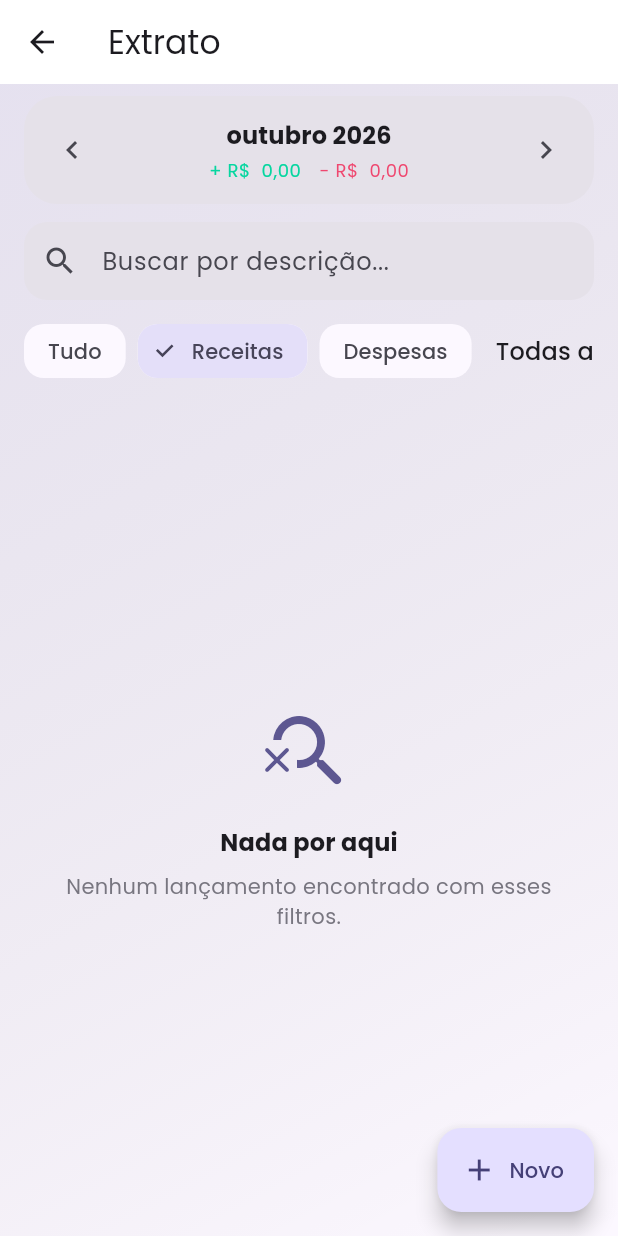
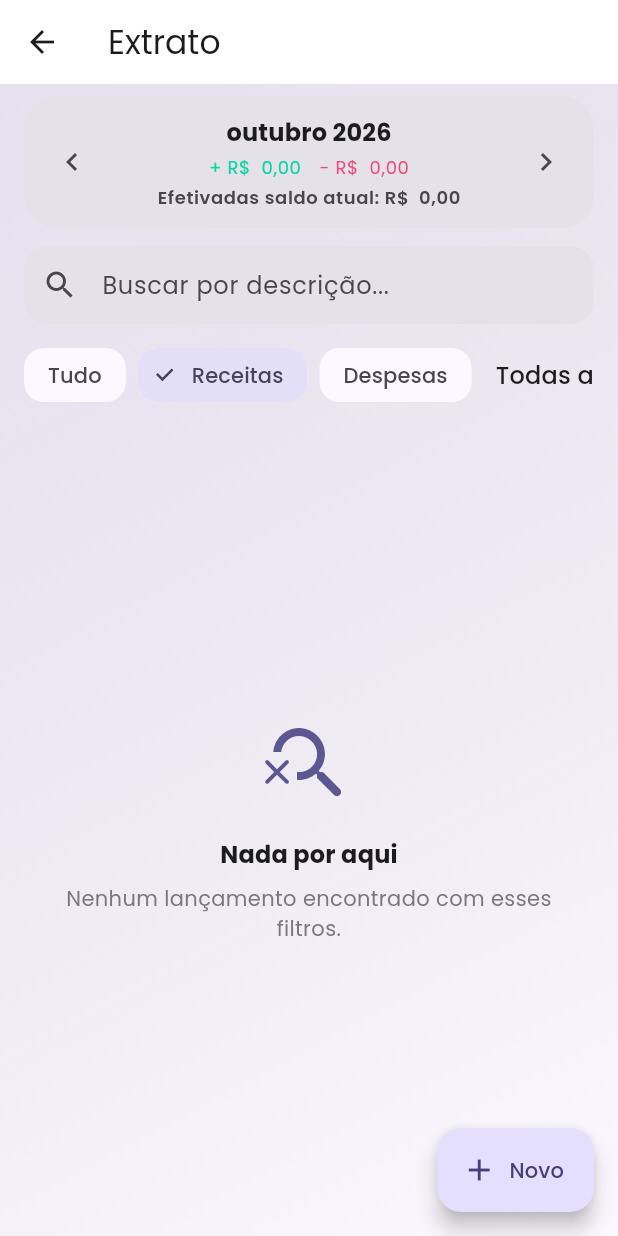
Before and after one commit to zmove-digital/zoom, a Flutter app: the TransactionsScreen screen opened directly, on a phone screen of 412 x 824 dp. Run offline on Flutter 3.47's test engine with Material 3 defaults, Android fonts, the phone set to English and light mode, and no system bars; our stand-ins replace audioplayers, file_picker, fl_chart, flutter_colorpicker, flutter_local_notifications, flutter_timezone and 4 more; missing offline and left inert: pointycastle.

Commit message:
feat: saldo das transacoes efetivadas no cabecalho do extrato

```diff
--- a/lib/screens/transactions/transactions_screen.dart
+++ b/lib/screens/transactions/transactions_screen.dart
@@ -69,6 +69,11 @@ class _TransactionsScreenState extends State<TransactionsScreen> {
     final double income = finance.sumFor(list, TransactionType.income);
     final double expense = finance.sumFor(list, TransactionType.expense);
 
+    double settledBalance = 0;
+    for (final Transaction t in list) {
+      if (t.isSettled) settledBalance += t.signedAmount;
+    }
+
     return AppScaffold(
       title: 'Extrato',
       body: CustomScrollView(
@@ -78,7 +83,7 @@ class _TransactionsScreenState extends State<TransactionsScreen> {
             sliver: SliverToBoxAdapter(
               child: Column(
                 children: <Widget>[
-                  _monthSelector(theme, sym, income, expense),
+                  _monthSelector(theme, sym, income, expense, settledBalance),
                   const SizedBox(height: 12),
                   TextField(
                     controller: _search,
@@ -177,8 +182,8 @@ class _TransactionsScreenState extends State<TransactionsScreen> {
     );
   }
 
-  Widget _monthSelector(
-      ThemeData theme, String sym, double income, double expense) {
+  Widget _monthSelector(ThemeData theme, String sym, double income,
+      double expense, double settledBalance) {
     return SectionCard(
       padding: const EdgeInsets.symmetric(horizontal: 8, vertical: 12),
       child: Row(
@@ -213,6 +218,17 @@ class _TransactionsScreenState extends State<TransactionsScreen> {
                             ?.copyWith(color: const Color(0xFFEF476F)),
                       ),
                     ],
+                  ),
+                ),
+                const SizedBox(height: 4),
+                FittedBox(
+                  fit: BoxFit.scaleDown,
+                  child: Text(
+                    'Efetivadas saldo atual: ${Money.format(settledBalance, '', symbol: sym)}',
+                    style: theme.textTheme.bodySmall?.copyWith(
+                      color: theme.colorScheme.onSurfaceVariant,
+                      fontWeight: FontWeight.w600,
+                    ),
                   ),
                 ),
               ],
```
